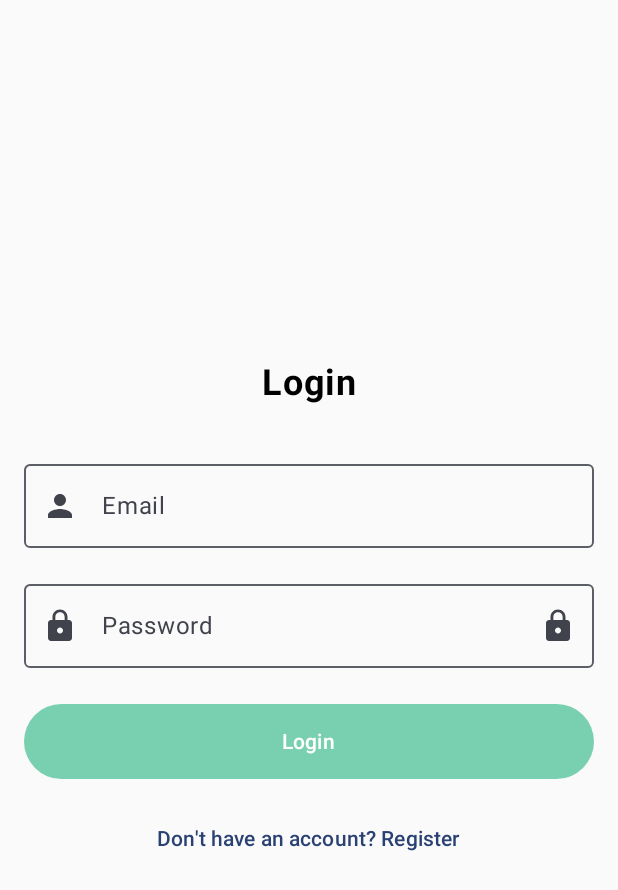
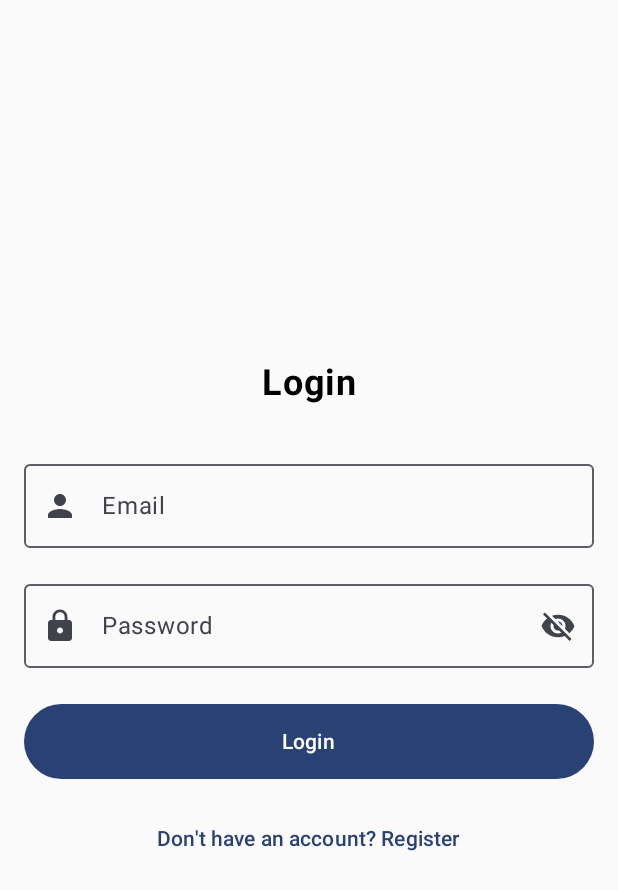
Before and after one commit to Shriram2005/Customer-Feedback-App, an Android app built with Jetpack Compose: the screen it shows after launch (MainActivity), on a phone screen of 412 x 824 dp. Shown: the top 890 px of the screen. Run offline under Robolectric (Android 15) with nearby library versions, the phone set to English and light mode, and no system bars; our stand-ins replace Firebase (no records; nobody signed in at launch, a user with empty details on screens opened directly).

Commit message:
ui changes

```diff
--- a/app/src/main/java/com/shriram/customerfeedback/MainActivity.kt
+++ b/app/src/main/java/com/shriram/customerfeedback/MainActivity.kt
@@ -5,7 +5,8 @@ import androidx.activity.ComponentActivity
 import androidx.activity.compose.setContent
 import androidx.activity.enableEdgeToEdge
 import androidx.compose.runtime.Composable
-import androidx.core.view.WindowCompat
+import androidx.compose.ui.graphics.Color
+import androidx.compose.ui.graphics.toArgb
 import androidx.lifecycle.viewmodel.compose.viewModel
 import androidx.navigation.compose.rememberNavController
 import com.shriram.customerfeedback.data.AppViewModel
@@ -17,6 +18,10 @@ class MainActivity : ComponentActivity() {
     override fun onCreate(savedInstanceState: Bundle?) {
         super.onCreate(savedInstanceState)
         enableEdgeToEdge()
+
+        // Transparent bg status bar
+        window.statusBarColor = Color.Transparent.toArgb()
+
         setContent {
             CustomerFeedbackTheme {
                 MyApp()
--- a/app/src/main/java/com/shriram/customerfeedback/screens/LoginScreen.kt
+++ b/app/src/main/java/com/shriram/customerfeedback/screens/LoginScreen.kt
@@ -1,6 +1,5 @@
 package com.shriram.customerfeedback.screens
 
-import androidx.compose.foundation.background
 import androidx.compose.foundation.layout.Arrangement
 import androidx.compose.foundation.layout.Column
 import androidx.compose.foundation.layout.Spacer
@@ -9,15 +8,14 @@ import androidx.compose.foundation.layout.fillMaxWidth
 import androidx.compose.foundation.layout.height
 import androidx.compose.foundation.layout.padding
 import androidx.compose.material.icons.Icons
-import androidx.compose.material.icons.filled.Done
 import androidx.compose.material.icons.filled.Lock
 import androidx.compose.material.icons.filled.Person
+import androidx.compose.material.icons.filled.Visibility
+import androidx.compose.material.icons.filled.VisibilityOff
 import androidx.compose.material3.Button
-import androidx.compose.material3.ButtonDefaults
 import androidx.compose.material3.CircularProgressIndicator
 import androidx.compose.material3.Icon
 import androidx.compose.material3.IconButton
-import androidx.compose.material3.MaterialTheme
 import androidx.compose.material3.OutlinedTextField
 import androidx.compose.material3.Snackbar
 import androidx.compose.material3.Text
@@ -30,7 +28,6 @@ import androidx.compose.runtime.remember
 import androidx.compose.runtime.setValue
 import androidx.compose.ui.Alignment
 import androidx.compose.ui.Modifier
-import androidx.compose.ui.graphics.Color
 import androidx.compose.ui.text.font.FontWeight
 import androidx.compose.ui.text.input.PasswordVisualTransformation
 import androidx.compose.ui.text.input.VisualTransformation
@@ -98,7 +95,7 @@ fun LoginScreen(
             trailingIcon = {
                 IconButton(onClick = { isPasswordVisible = !isPasswordVisible }) {
                     Icon(
-                        if (isPasswordVisible) Icons.Filled.Done else Icons.Filled.Lock,
+                        if (isPasswordVisible) Icons.Filled.Visibility else Icons.Default.VisibilityOff,
                         contentDescription = if (isPasswordVisible) "Hide password" else "Show password"
                     )
                 }
@@ -124,9 +121,6 @@ fun LoginScreen(
                     }
                 }
             },
-            colors = ButtonDefaults.buttonColors(
-                containerColor = Color(0xFF78D0B1),
-            ),
             modifier = Modifier
                 .fillMaxWidth()
                 .height(50.dp),
--- a/app/src/main/java/com/shriram/customerfeedback/screens/RegisterScreen.kt
+++ b/app/src/main/java/com/shriram/customerfeedback/screens/RegisterScreen.kt
@@ -13,6 +13,8 @@ import androidx.compose.material.icons.Icons
 import androidx.compose.material.icons.filled.Email
 import androidx.compose.material.icons.filled.Lock
 import androidx.compose.material.icons.filled.Person
+import androidx.compose.material.icons.filled.Visibility
+import androidx.compose.material.icons.filled.VisibilityOff
 import androidx.compose.material3.Button
 import androidx.compose.material3.CircularProgressIndicator
 import androidx.compose.material3.Icon
@@ -118,7 +120,7 @@ fun RegisterScreen(
             trailingIcon = {
                 IconButton(onClick = { isConfirmPasswordVisible = !isConfirmPasswordVisible }) {
                     Icon(
-                        if (isConfirmPasswordVisible) Icons.Default.Person else Icons.Default.Lock,
+                        if (isPasswordVisible) Icons.Filled.Visibility else Icons.Default.VisibilityOff,
                         contentDescription = if (isConfirmPasswordVisible) "Hide password" else "Show password"
                     )
                 }
```
Also changed, not shown: app/src/main/java/com/shriram/customerfeedback/screens/AdminDashboard.kt (+1 -18 lines), 1 other file.
